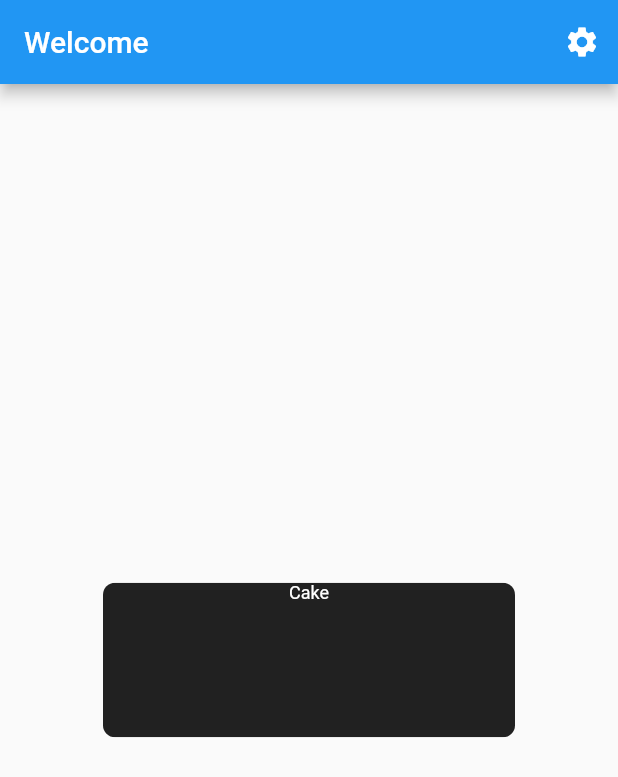
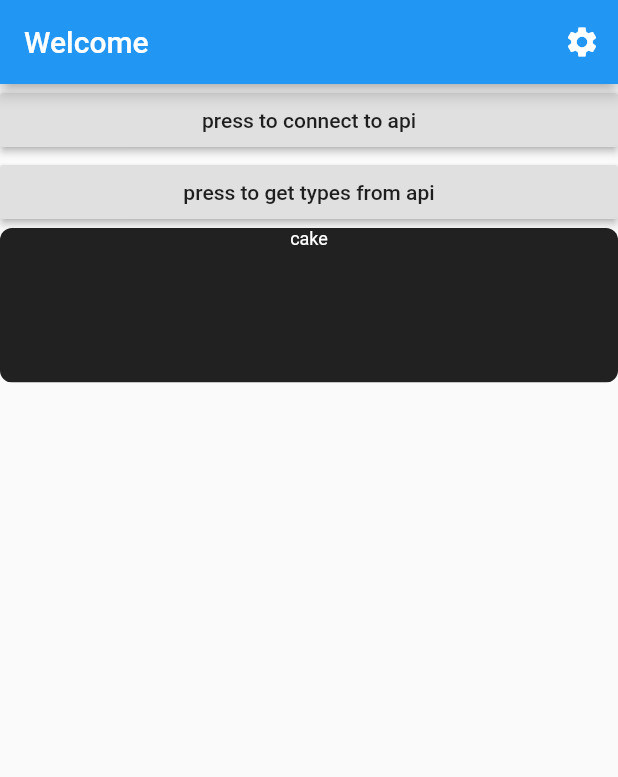
Before and after one commit to Whiitetesla/PoGoSearch, a Flutter app: the screen it shows after launch, after a tap on the "settings" icon, on a phone screen of 412 x 824 dp. Shown: the top 777 px of the screen. Run offline on Flutter 3.47's test engine with Material 2 defaults, Android fonts, the phone set to English and light mode, and no system bars; network calls fail.

Commit message:
Added connection to api
added 2 methods
one with postes an dart obj to the api and gets the result from there
one that gets all the types form the api to be showen later

```diff
--- /dev/null
+++ b/lib/Infrastucture/TypeStringGenerator.dart
@@ -0,0 +1,85 @@
+import 'dart:convert';
+import 'package:http/http.dart' as http;
+import 'dart:async' show Future;
+
+class Post {
+  final List<String> types;
+  final int combatPoints;
+  final int hitPoints;
+  final bool attackRelation;
+  final bool weaknessType;
+  final bool weaknessMove;
+  final bool stab;
+  final bool doubleSuper;
+  final bool onlyWeakness;
+
+  Post({
+    this.types,
+    this.combatPoints,
+    this.hitPoints,
+    this.attackRelation,
+    this.weaknessType,
+    this.weaknessMove,
+    this.stab,
+    this.doubleSuper,
+    this.onlyWeakness});
+
+  factory Post.fromJson(Map<String, dynamic> json) {
+
+    var typesJson = json['types'];
+
+    return Post(
+      types: new List<String>.from(typesJson),
+      combatPoints: json['combatPoints'],
+      hitPoints: json['hitPoints'],
+      attackRelation: json['attackRelation'],
+      weaknessType: json['weaknessType'],
+      weaknessMove: json['weaknessMove'],
+      stab: json['stab'],
+      doubleSuper: json['doubleSuper'],
+      onlyWeakness: json['onlyWeakness'],
+    );
+  }
+
+  Map toMap() {
+
+    var map = new Map<String, dynamic>();
+    map["types"] = types;
+    map["combatPoints"] = combatPoints.toString();
+    map["hitPoints"] = hitPoints.toString();
+    map["attackRelation"] = attackRelation.toString();
+    map["weaknessType"] = weaknessType.toString();
+    map["weaknessMove"] = weaknessMove.toString();
+    map["stab"] = stab.toString();
+    map["doubleSuper"] = doubleSuper.toString();
+    map["onlyWeakness"] = onlyWeakness.toString();
+
+    return map;
+  }
+}
+
+Future<String> createSearchString(String url, {Map body}) async {
+  Map<String, String> headers = {"Content-type": "application/json"};
+
+  return http.post(url, headers: headers, body: json.encode(body)).then((http.Response response) {
+    final int statusCode = response.statusCode;
+
+    if (statusCode < 200 || statusCode > 400 || json == null) {
+      throw new Exception("Error while fetching data");
+    }
+
+    return response.body;
+  });
+}
+
+Future<String> fetchTypes(String url) {
+  return http.get(url).then((http.Response response) {
+    final int statusCode = response.statusCode;
+
+    if (statusCode < 200 || statusCode > 400 || json == null) {
+      throw new Exception("Error while fetching data");
+    }
+
+    return json.decode(response.body).toString();
+  });
+}
--- a/lib/main.dart
+++ b/lib/main.dart
@@ -1,6 +1,8 @@
 import 'package:clipboard_manager/clipboard_manager.dart';
 import 'package:flutter/cupertino.dart';
 import 'package:flutter/material.dart';
+
+import 'Infrastucture/TypeStringGenerator.dart';
 
 void main() => runApp(HomePage());
 
@@ -27,9 +29,9 @@ class MyHomePage extends StatefulWidget {
 class _MyHomePageState extends State<MyHomePage> {
   ApiInfo apiInfo = ApiInfo();
 
-  void _settingsPressed() {
+  void _settingsPressed(String text) {
     setState(() {
-      apiInfo._info = "Cake";
+      apiInfo._info = text;
       print('the button was pressed');
     });
   }
@@ -46,25 +48,50 @@ class _MyHomePageState extends State<MyHomePage> {
               icon: Icon(Icons.settings),
               tooltip: 'General settings for the app',
               onPressed: () {
-                _settingsPressed();
+                _settingsPressed('cake');
               },
             ),
           ],
         ),
         body: Builder(
             builder: (context) =>
-                Center(
-                  child: ClipRRect (
-                    borderRadius: BorderRadius.circular(8.0),
-                    child: Container(
-                      height: (MediaQuery.of(context).size.height) / 8,
-                      width: MediaQuery.of(context).size.width / 1.5,
-                      child: Material(
-                        color: Colors.black87,
-                        child: apiTextBox(context,apiInfo),
+                ListView(
+                  children: <Widget>[
+                    Container(
+                      child: RaisedButton(
+                        child: Text('press to connect to api'),
+                        onPressed: () async{
+                          Post newPost = new Post(
+                              types: ['psychic'],
+                              combatPoints: 2000,
+                              hitPoints: 100,
+                              attackRelation: true,
+                              doubleSuper: false,
+                              onlyWeakness: false,
+                              stab: true,
+                              weaknessMove: true,
+                              weaknessType: true
+                          );
+                          _settingsPressed(await createSearchString('https://pogosearchgeneratorapistaging.azurewebsites.net/api/types',
+                              body: newPost.toMap()));
+                        },
                       ),
                     ),
+                    Container(
+                      child: RaisedButton(
+                        child: Text('press to get types from api'),
+                        onPressed: () async{
+
+                          var result = await fetchTypes('https://pogosearchgeneratorapistaging.azurewebsites.net/api/types');
+
+                          print(result);
+
+                          _settingsPressed(result);
+                        },
                       ),
+                    ),
+                    apiTextBox(context, apiInfo),
+                  ]
                 ),
         ),
       ),
@@ -76,7 +103,14 @@ Widget apiTextBox(BuildContext context, ApiInfo apiInfo){
 
   String _apiValue = apiInfo._info;
 
-  return InkWell(
+  return ClipRRect (
+    borderRadius: BorderRadius.circular(8.0),
+    child: Container(
+      height: (MediaQuery.of(context).size.height) / 8,
+      width: MediaQuery.of(context).size.width / 1.5,
+      child: Material(
+        color: Colors.black87,
+        child: InkWell(
           splashColor: Colors.white,
           onTap: (){
             ClipboardManager.copyToClipBoard("$_apiValue").then((result) {
@@ -98,6 +132,9 @@ Widget apiTextBox(BuildContext context, ApiInfo apiInfo){
             ),
             textAlign: TextAlign.center,
           ),
+        ),
+      ),
+    ),
   );
 }
 
--- a/pubspec.yaml
+++ b/pubspec.yaml
@@ -21,6 +21,7 @@ dependencies:
     sdk: flutter
   flutter_svg: ^0.12.1
   clipboard_manager: ^0.0.1
+  http: ^0.12.0
 
   # The following adds the Cupertino Icons font to your application.
   # Use with the CupertinoIcons class for iOS style icons.
```
Also changed, not shown: pubspec.lock. Lines whose indentation alone changed are shown as unchanged.
